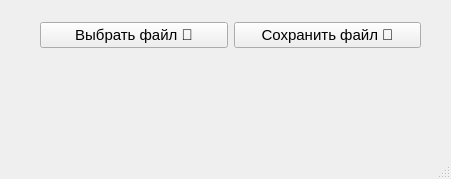
Qt form Cut_Sound.ui (AWayne1/Converter) before a commit.
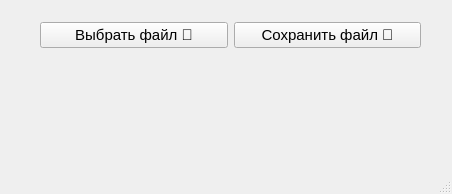
The same form after that commit.

Patch:
```diff
--- a/Cut_Sound.ui
+++ b/Cut_Sound.ui
@@ -6,10 +6,22 @@
             <rect>
                 <x>0</x>
                 <y>0</y>
-                <width>451</width>
-                <height>179</height>
+                <width>452</width>
+                <height>194</height>
             </rect>
         </property>
+        <property name="minimumSize">
+            <size>
+                <width>452</width>
+                <height>194</height>
+            </size>
+        </property>
+        <property name="maximumSize">
+            <size>
+                <width>452</width>
+                <height>194</height>
+            </size>
+        </property>
         <property name="windowTitle">
             <string>Cut_Sound</string>
         </property>
```
Left out of the diff: 14 changed lines with no effect on the pictures.
